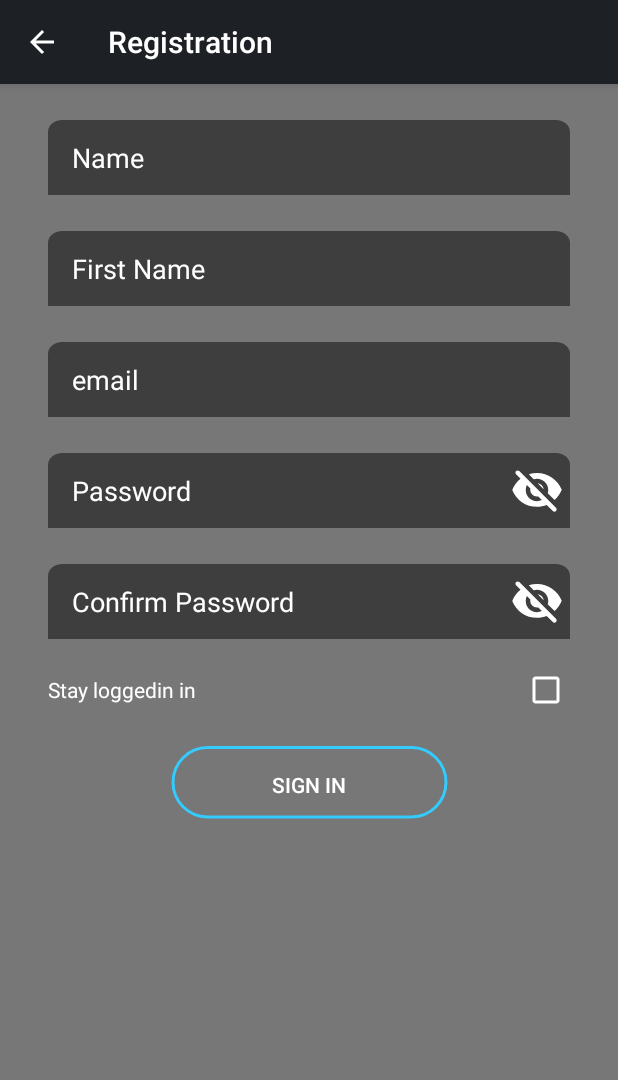
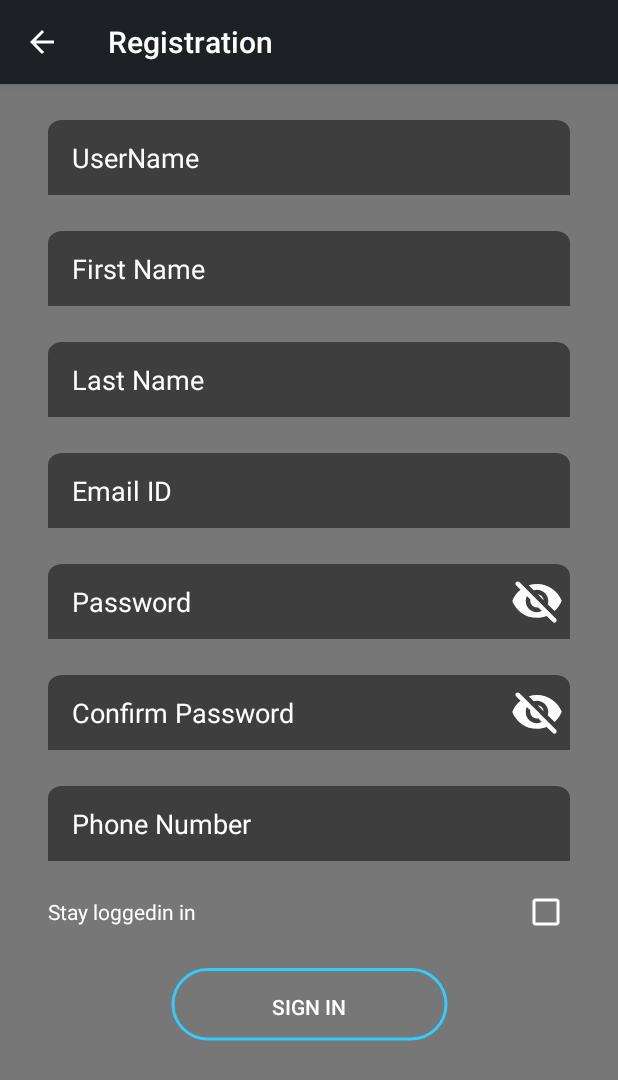
Before and after one commit to vimalbosamiya/People10-Tech-Batanks-Android, an Android app: the Registration screen opened directly, with no data from a screen before it, on a phone screen of 412 x 824 dp. Shown: the top 1080 px of the screen. Run offline under Robolectric (Android 15) with nearby library versions, the phone set to English and light mode, and no system bars; our stand-ins replace RxJava.

Commit message:
Registration Integration

```diff
--- a/app/src/main/java/com/batanks/newplan/application/BatanksApplication.kt
+++ b/app/src/main/java/com/batanks/newplan/application/BatanksApplication.kt
@@ -1,10 +1,12 @@
 package com.batanks.newplan.application
 
 import android.app.Application
+import com.facebook.stetho.Stetho
 
 class BatanksApplication : Application() {
 
     override fun onCreate() {
         super.onCreate()
+        Stetho.initializeWithDefaults(this)
     }
 }
--- a/app/src/main/java/com/batanks/newplan/common/CustomAlertDialog.kt
+++ b/app/src/main/java/com/batanks/newplan/common/CustomAlertDialog.kt
@@ -1,6 +1,8 @@
 package com.batanks.newplan.common
 
+import android.app.Activity
 import android.content.Context
+import android.view.inputmethod.InputMethodManager
 import androidx.annotation.CheckResult
 import androidx.annotation.StringRes
 import androidx.annotation.StyleRes
@@ -73,10 +75,11 @@ fun Context.getLoadingDialog(
         @StringRes message: Int = 0,
         @StringRes positive: Int = 0,
         @StringRes negative: Int = 0,
-        cancelable: Boolean = true,
+        cancelable: Boolean = false,
         touchOutside: Boolean = false,
         onPositive: (() -> Unit)? = null,
-        onNegative: (() -> Unit)? = null
+        onNegative: (() -> Unit)? = null,
+        @StyleRes theme: Int = 0
 ): AlertDialog {
     val builder = this.dialogBuilder(
             title = title,
@@ -85,10 +88,17 @@ fun Context.getLoadingDialog(
             negative = negative,
             cancelable = cancelable,
             onPositive = onPositive,
-            onNegative = onNegative
+            onNegative = onNegative,
+            theme = theme
     )
     builder.setView(R.layout.progress_layout)
     val dialog = builder.create()
     dialog.setCanceledOnTouchOutside(touchOutside)
     return dialog
 }
+
+fun Activity.dismissKeyboard() {
+    val inputMethodManager = getSystemService(Context.INPUT_METHOD_SERVICE) as InputMethodManager
+    if (inputMethodManager.isAcceptingText)
+        inputMethodManager.hideSoftInputFromWindow(this.currentFocus?.windowToken, 0)
+}
--- a/app/src/main/java/com/batanks/newplan/registration/contract/RegistrationContract.kt
+++ b/app/src/main/java/com/batanks/newplan/registration/contract/RegistrationContract.kt
@@ -1,15 +1,16 @@
 package com.batanks.newplan.registration.contract
 
 import com.batanks.newplan.arch.BaseContract
+import com.batanks.newplan.swagger.model.RegisterUser
 
 interface RegistrationContract {
 
     interface IView : BaseContract.BasicLoadingView {
-
+        fun processResponse()
     }
 
     interface IPresenter : BaseContract.LoadingPresenter<IView> {
-
+        fun createUser(user: RegisterUser)
     }
 
     interface Listener {
--- a/app/src/main/java/com/batanks/newplan/signing/contract/SigninContract.kt
+++ b/app/src/main/java/com/batanks/newplan/signing/contract/SigninContract.kt
@@ -1,15 +1,16 @@
 package com.batanks.newplan.signing.contract
 
 import com.batanks.newplan.arch.BaseContract
+import com.batanks.newplan.swagger.model.Login
 
 interface SigninContract {
 
     interface IView : BaseContract.BasicLoadingView {
-
+        fun processResponse()
     }
 
     interface IPresenter : BaseContract.LoadingPresenter<IView> {
-
+        fun performLogin(login: Login)
     }
 
     interface Listener {
--- a/app/src/main/res/layout/activity_registration.xml
+++ b/app/src/main/res/layout/activity_registration.xml
@@ -9,14 +9,14 @@
         android:layout_height="wrap_content">
 
         <EditText
-            android:id="@+id/name"
+            android:id="@+id/userName"
             android:layout_width="0dp"
             android:layout_height="wrap_content"
             android:layout_marginLeft="32dp"
             android:layout_marginTop="24dp"
             android:layout_marginRight="32dp"
             android:background="@drawable/ic_edittext_background"
-            android:hint="@string/name"
+            android:hint="@string/username"
             android:inputType="textPersonName"
             android:maxLength="150"
             android:maxLines="1"
@@ -42,7 +42,25 @@
             android:paddingRight="16dp"
             app:layout_constraintLeft_toLeftOf="parent"
             app:layout_constraintRight_toRightOf="parent"
-            app:layout_constraintTop_toBottomOf="@+id/name" />
+            app:layout_constraintTop_toBottomOf="@+id/userName" />
+
+        <EditText
+            android:id="@+id/lastName"
+            android:layout_width="0dp"
+            android:layout_height="wrap_content"
+            android:layout_marginLeft="32dp"
+            android:layout_marginTop="24dp"
+            android:layout_marginRight="32dp"
+            android:background="@drawable/ic_edittext_background"
+            android:hint="@string/last_name"
+            android:inputType="textPersonName"
+            android:maxLength="30"
+            android:maxLines="1"
+            android:paddingLeft="16dp"
+            android:paddingRight="16dp"
+            app:layout_constraintLeft_toLeftOf="parent"
+            app:layout_constraintRight_toRightOf="parent"
+            app:layout_constraintTop_toBottomOf="@+id/firstName" />
 
         <EditText
             android:id="@+id/email"
@@ -59,7 +77,7 @@
             android:paddingRight="16dp"
             app:layout_constraintLeft_toLeftOf="parent"
             app:layout_constraintRight_toRightOf="parent"
-            app:layout_constraintTop_toBottomOf="@+id/firstName" />
+            app:layout_constraintTop_toBottomOf="@+id/lastName" />
 
         <EditText
             android:id="@+id/passwordEditText"
@@ -121,14 +139,32 @@
             app:layout_constraintRight_toRightOf="@+id/confirmPasswordEditText"
             app:layout_constraintTop_toTopOf="@+id/confirmPasswordEditText" />
 
+        <EditText
+            android:id="@+id/phoneNumber"
+            android:layout_width="0dp"
+            android:layout_height="wrap_content"
+            android:layout_marginLeft="32dp"
+            android:layout_marginTop="24dp"
+            android:layout_marginRight="32dp"
+            android:background="@drawable/ic_edittext_background"
+            android:digits="+0123456789"
+            android:hint="@string/phone_number"
+            android:inputType="phone"
+            android:maxLines="1"
+            android:paddingLeft="16dp"
+            android:paddingRight="16dp"
+            app:layout_constraintLeft_toLeftOf="parent"
+            app:layout_constraintRight_toRightOf="parent"
+            app:layout_constraintTop_toBottomOf="@+id/confirmPasswordEditText" />
+
         <TextView
             android:id="@+id/stayLoggedIn"
             android:layout_width="wrap_content"
             android:layout_height="wrap_content"
             android:layout_marginTop="24dp"
             android:text="@string/stay_loggedin_in"
-            app:layout_constraintStart_toStartOf="@+id/confirmPasswordEditText"
-            app:layout_constraintTop_toBottomOf="@+id/confirmPasswordEditText" />
+            app:layout_constraintStart_toStartOf="@+id/phoneNumber"
+            app:layout_constraintTop_toBottomOf="@+id/phoneNumber" />
 
         <CheckBox
             android:layout_width="wrap_content"
@@ -136,7 +172,7 @@
             android:checked="false"
             app:layout_constraintBaseline_toBaselineOf="@+id/stayLoggedIn"
             app:layout_constraintBottom_toBottomOf="parent"
-            app:layout_constraintEnd_toEndOf="@+id/confirmPasswordEditText"
+            app:layout_constraintEnd_toEndOf="@+id/phoneNumber"
             app:layout_constraintLeft_toRightOf="@+id/stayLoggedIn"
             app:layout_constraintRight_toRightOf="parent" />
 
--- a/app/src/main/res/layout/progress_layout.xml
+++ b/app/src/main/res/layout/progress_layout.xml
@@ -2,7 +2,8 @@
 <androidx.constraintlayout.widget.ConstraintLayout xmlns:android="http://schemas.android.com/apk/res/android"
     xmlns:app="http://schemas.android.com/apk/res-auto"
     android:layout_width="match_parent"
-    android:layout_height="match_parent">
+    android:layout_height="match_parent"
+    android:background="#ffffff">
 
     <ProgressBar
         android:id="@+id/progressBar"
--- a/app/src/main/res/values/strings.xml
+++ b/app/src/main/res/values/strings.xml
@@ -6,18 +6,21 @@
     <string name="create_account">CREATE ACCOUNT</string>
     <string name="forgot_your_password">Forgot your password ?</string>
     <string name="login">LOGIN</string>
-    <string name="name">Name</string>
+    <string name="username">UserName</string>
     <string name="first_name">First Name</string>
-    <string name="email">email</string>
+    <string name="email">Email ID</string>
     <string name="confirm_password">Confirm Password</string>
     <string name="sign_in">SIGN IN</string>
     <string name="registration">Registration</string>
     <string name="news">News</string>
     <string name="myplans">My Plans</string>
-    <string name="signing_in_please_wait">Signing-in.., Please wait,..</string>
+    <string name="signing_in_please_wait">Signing-in... Please wait,..</string>
+    <string name="creating_user_please_wait">Creating user... Please wait,..</string>
     <string name="yes">Yes</string>
     <string name="no">No</string>
-    <string name="password_condition">Password should contain at least 1 lower case and 1 upper case letter.</string>
+    <string name="password_condition">Password should contain at least 1 lower case and 1 upper case letter and 1 digit.</string>
     <string name="password_doesnt_match">Password &amp; Confirm password doesn\'t match.</string>
     <string name="not_valid_email">Email is not valid.</string>
+    <string name="last_name">Last Name</string>
+    <string name="phone_number">Phone Number</string>
 </resources>
--- a/app/src/main/res/values/styles.xml
+++ b/app/src/main/res/values/styles.xml
@@ -33,13 +33,18 @@
         <item name="android:duration">5</item>
     </style>
 
-    <!-- Base application theme. -->
-    <!--<style name="AppTheme_ActionBar" parent="android:Theme.Light">
-        <item name="colorPrimary">#1D2125</item>
-        <item name="colorPrimaryDark">#000000</item>
-        <item name="android:colorBackground">#1D2125</item>
+    <style name="AlertDialogCustom" parent="Theme.AppCompat.Light.Dialog.Alert">
         <item name="colorAccent">@color/colorAccent</item>
-        <item name="windowActionBar">false</item>
-        <item name="windowNoTitle">true</item>
-    </style>-->
+        <item name="android:textColorPrimary">#000000</item>
+        <item name="android:background">#ffffff</item>
+    </style>
+
+    <style name="AlertDialogCustom_Register" parent="AlertDialogCustom">
+        <item name="colorAccent">@color/colorAccent</item>
+        <item name="android:textColorPrimary">#000000</item>
+        <item name="android:background">#ffffff</item>
+        <item name="android:textColor">#000000</item>
+        <item name="android:textColorHint">#000000</item>
+        <item name="android:textColorSecondary">@color/colorAccent</item>
+    </style>
 </resources>
```
Also changed, not shown: app/build.gradle (+7 -0 lines), app/src/main/AndroidManifest.xml (+6 -10 lines), app/src/main/java/com/batanks/newplan/network/RetrofitClient.kt (+21 -0 lines), app/src/main/java/com/batanks/newplan/registration/Registration.kt (+117 -29 lines), app/src/main/java/com/batanks/newplan/registration/presenter/RegistrationPresenter.kt (+36 -0 lines), app/src/main/java/com/batanks/newplan/signing/SigninActivity.kt (+24 -4 lines), app/src/main/java/com/batanks/newplan/signing/presenter/SigninPresenter.kt (+23 -0 lines), 2 other files.
